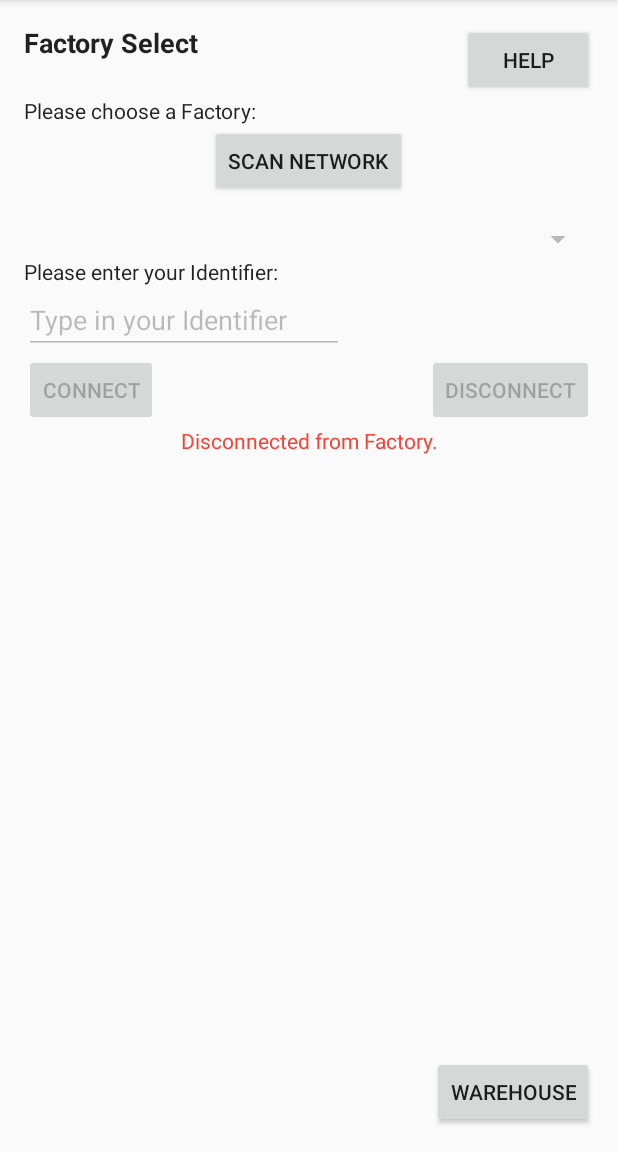
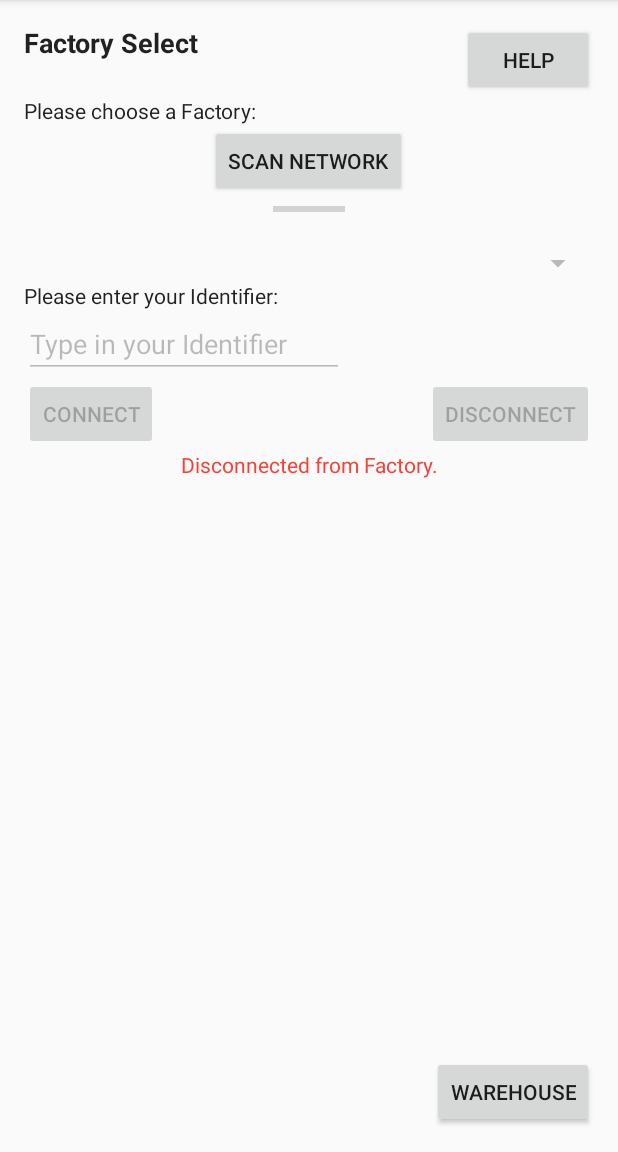
Before and after one commit to Brumberg/Tetris-Fab, an Android app: the screen it shows after launch (StartActivity), on a phone screen of 412 x 824 dp, the part 84-1236 px from its top. Run offline under Robolectric (Android 15) with nearby library versions, the phone set to English and light mode, and no system bars; 2 statements that could not run were skipped.

Commit message:
GUI ProcessBar in StartAct

```diff
--- a/AndroidStudioProjekt/SmartMiniFab/app/src/main/res/layout/activity_start.xml
+++ b/AndroidStudioProjekt/SmartMiniFab/app/src/main/res/layout/activity_start.xml
@@ -54,11 +54,20 @@
         android:layout_below="@+id/ID_FactorySelectMode_Request_TextView"
         android:layout_centerHorizontal="true" />
 
+    <ProgressBar
+        android:id="@+id/ID_FactorySelectMode_Scan_progressBar"
+        style="?android:attr/progressBarStyleHorizontal"
+        android:layout_width="wrap_content"
+        android:layout_height="wrap_content"
+        android:layout_below="@+id/ID_FactorySelectMode_Scan_Button"
+        android:layout_centerHorizontal="true"
+        />
+
     <Spinner
         android:id="@+id/ID_FactorySelectMode_WIFI_Spinner"
         android:layout_width="match_parent"
         android:layout_height="wrap_content"
-        android:layout_below="@+id/ID_FactorySelectMode_Scan_Button"
+        android:layout_below="@+id/ID_FactorySelectMode_Scan_progressBar"
         android:layout_marginTop="16dp" />
 
     <TextView
@@ -120,4 +129,6 @@
         android:layout_alignParentRight="true"
         android:onClick="goToWarehouseActivity"/>
 
+
+
 </RelativeLayout>
```
